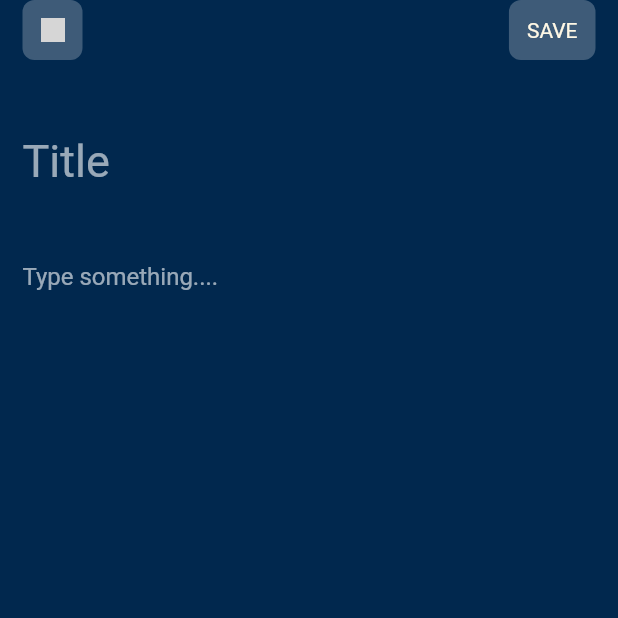
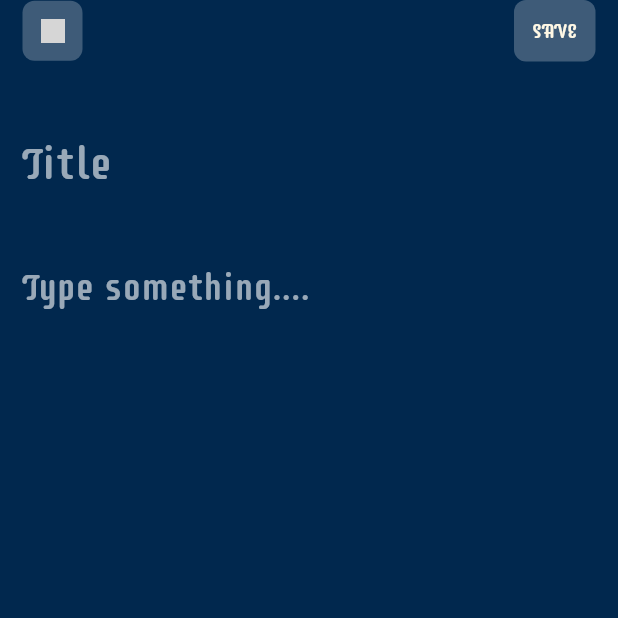
Before and after one commit to usmanabdulmajid/notie, a Flutter app: the NoteScreen screen opened by its route, after a tap on the "create" icon, on a phone screen of 412 x 824 dp, the top half of it. Run offline on Flutter 3.47's test engine with Material 2 defaults, Android fonts, the phone set to English and light mode, and no system bars; our stand-ins replace bloc, cloud_firestore, equatable, firebase_auth, firebase_core, flutter_bloc and 5 more; missing offline and left inert: flutter_sound; accounts and stored records are empty; grey boxes are pictures that could not be loaded.

Commit message:
little fix

```diff
--- a/lib/main.dart
+++ b/lib/main.dart
@@ -65,8 +65,7 @@ class MyApp extends StatelessWidget {
         title: 'Notie',
         debugShowCheckedModeBanner: false,
         theme: ThemeData(
-          primarySwatch: Colors.blue,
-        ),
+            primarySwatch: Colors.blue, fontFamily: 'SupermercadoOne'),
         home: const LaunchScreen(),
         onGenerateRoute: Routes.generateRoute,
       ),
--- a/lib/presentation/screens/compose_note_screen.dart
+++ b/lib/presentation/screens/compose_note_screen.dart
@@ -139,7 +139,7 @@ class _ComposeNoteScreenState extends State<ComposeNoteScreen>
                   const SizedBox(height: 50),
                   TextField(
                     controller: _bodyCtr,
-                    style: const TextStyle(color: AppColor.white),
+                    style: const TextStyle(color: AppColor.white, fontSize: 25),
                     maxLines: null,
                     decoration: const InputDecoration.collapsed(
                       hintText: 'Type something....',
--- a/lib/presentation/screens/note_screen.dart
+++ b/lib/presentation/screens/note_screen.dart
@@ -133,11 +133,12 @@ class _NoteScreenState extends State<NoteScreen> {
                       return Column(
                         crossAxisAlignment: CrossAxisAlignment.start,
                         children: [
-                          Center(
+                          const Center(
                             child: DrawerHeader(
-                              child: Image.asset(
-                                'asset/images/notie_header.png',
-                                scale: 1.2,
+                              child: Text(
+                                'Notie',
+                                style: TextStyle(
+                                    fontSize: 80, color: AppColor.white),
                               ),
                             ),
                           ),
--- a/lib/presentation/screens/read_note_screen.dart
+++ b/lib/presentation/screens/read_note_screen.dart
@@ -55,6 +55,7 @@ class ReadNoteScreen extends StatelessWidget {
                 const SizedBox(height: 30),
                 Text(
                   note.title!,
+                  maxLines: null,
                   style: const TextStyle(
                     fontSize: 30,
                     color: Colors.white60,
@@ -64,13 +65,13 @@ class ReadNoteScreen extends StatelessWidget {
                 const SizedBox(height: 20),
                 Text(
                   note.date,
-                  style: const TextStyle(color: Colors.white30),
+                  style: const TextStyle(color: Colors.white30, fontSize: 18),
                 ),
                 const SizedBox(height: 20),
                 Text(
                   note.body!,
                   maxLines: null,
-                  style: const TextStyle(color: AppColor.white),
+                  style: const TextStyle(color: AppColor.white, fontSize: 30),
                 ),
               ],
             ),
--- a/pubspec.yaml
+++ b/pubspec.yaml
@@ -63,6 +63,12 @@ flutter:
   # the material Icons class.
   uses-material-design: true
 
+  fonts:
+    - family: SupermercadoOne
+      fonts:
+        - asset: asset/fonts/SupermercadoOne-Regular.ttf
+
+
   assets:
     - asset/images/
   # To add assets to your application, add an assets section, like this:
```
Also changed, not shown: asset/fonts/SupermercadoOne-Regular.ttf (added).
